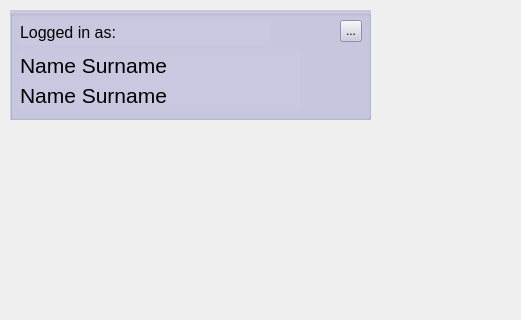
The window that GUIClient/Chat/ChatWindow.ui (KyrylSydorov/CoolChat) describes before a commit, drawn with Qt 5; both pictures show x 0 to 521 and y 0 to 320 of the 1280 by 720 pixel window.
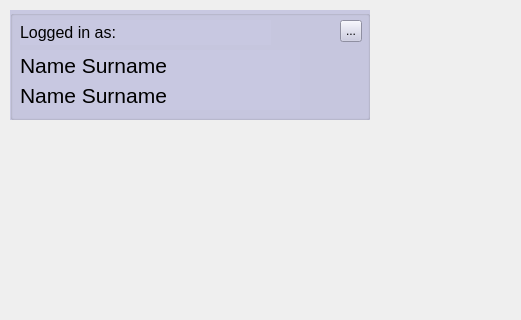
The same window after the commit.

Commit message: Add input widget into layout

```diff
--- a/GUIClient/Chat/ChatWindow.ui
+++ b/GUIClient/Chat/ChatWindow.ui
@@ -19,7 +19,7 @@
      <rect>
       <x>10</x>
       <y>10</y>
-      <width>361</width>
+      <width>360</width>
       <height>110</height>
      </rect>
     </property>
```
Left out of the diff: 15 changed lines with no effect on the pictures. The commit also changes 6 other files.
